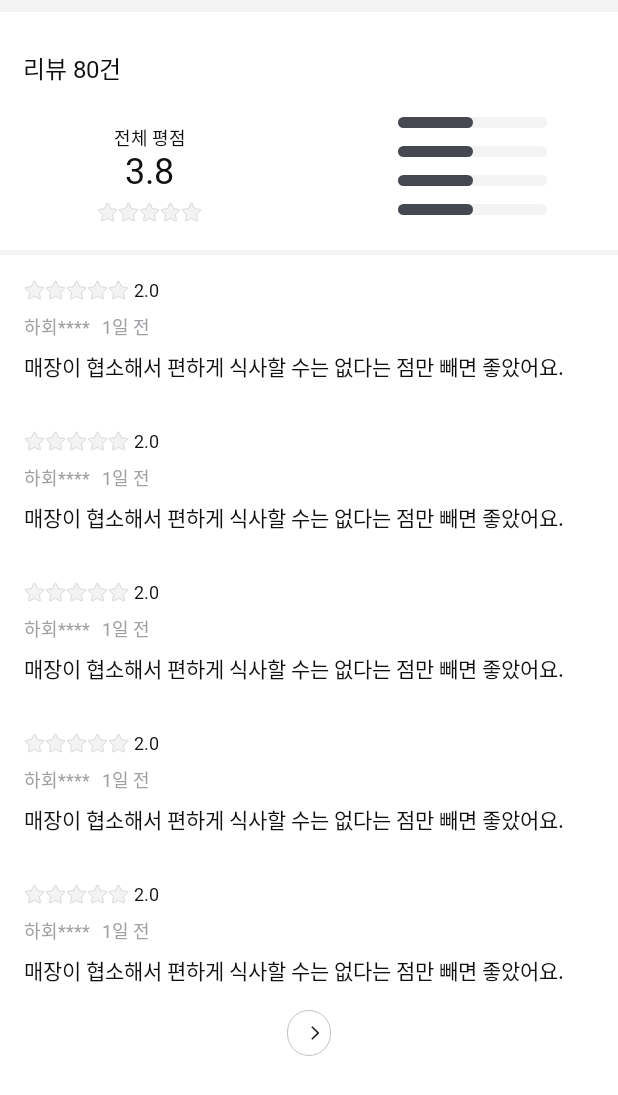
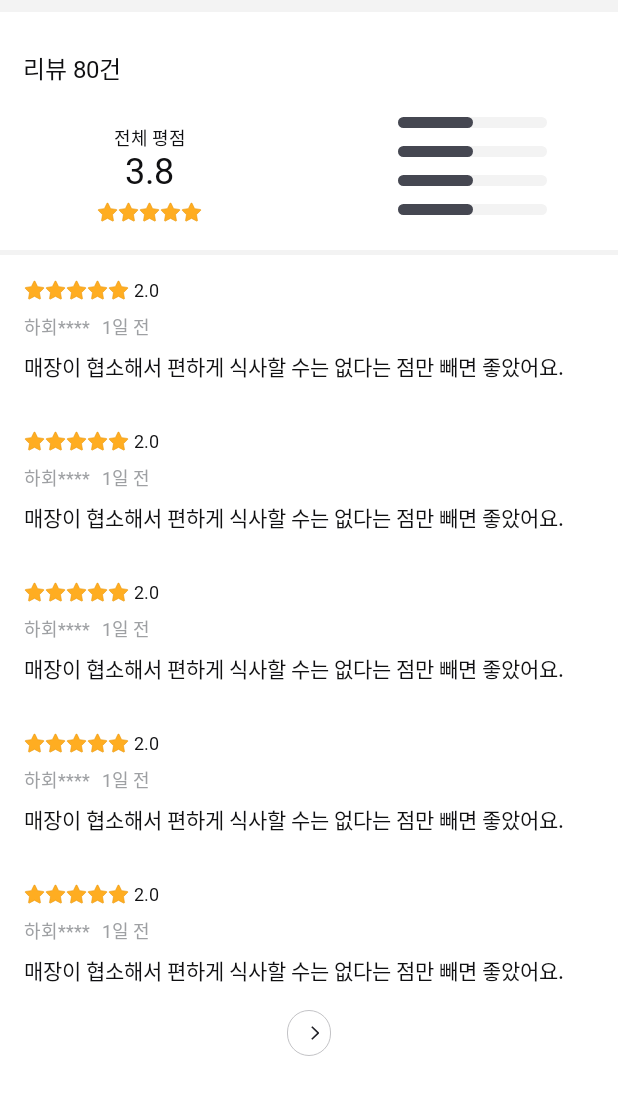
Before and after one commit to DOSOPT-CDS-TABLING/Tabling-Android, an Android app: the layout fragment_shop_detail_recent_review.xml on its own in the app's theme, with its tools: preview values and no code run, on a phone screen of 412 x 824 dp. Shown: the top 1095 px of the screen. Run offline under Robolectric (Android 15) with nearby library versions, the phone set to English and light mode, and no system bars.

Commit message:
[feat] #4 ratingBar 기능 구현

```diff
--- a/app/src/main/res/drawable/selector_rating_bar_icon.xml
+++ b/app/src/main/res/drawable/selector_rating_bar_icon.xml
@@ -1,5 +1,5 @@
 <?xml version="1.0" encoding="utf-8"?>
 <selector xmlns:android="http://schemas.android.com/apk/res/android">
-    <item android:drawable="@drawable/ic_star_yellow_14" android:state_checked="true" />
-    <item android:drawable="@drawable/ic_star_gray_100_14" android:state_checked="false" />
+    <item android:drawable="@drawable/ic_star_yellow_14" android:state_enabled="true" />
+    <item android:drawable="@drawable/ic_star_gray_100_14" android:state_enabled="false" />
 </selector>
```
Also changed, not shown: app/src/main/java/org/sopt/tabling/util/extension/ViewExt.kt (+9 -0 lines).
